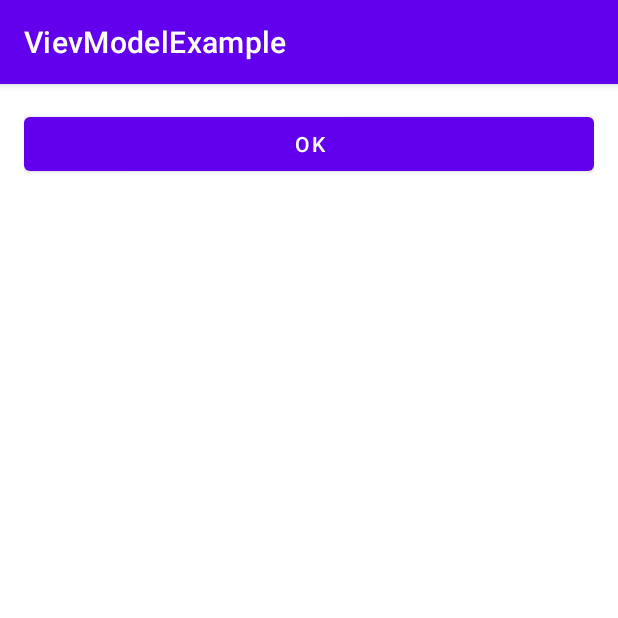
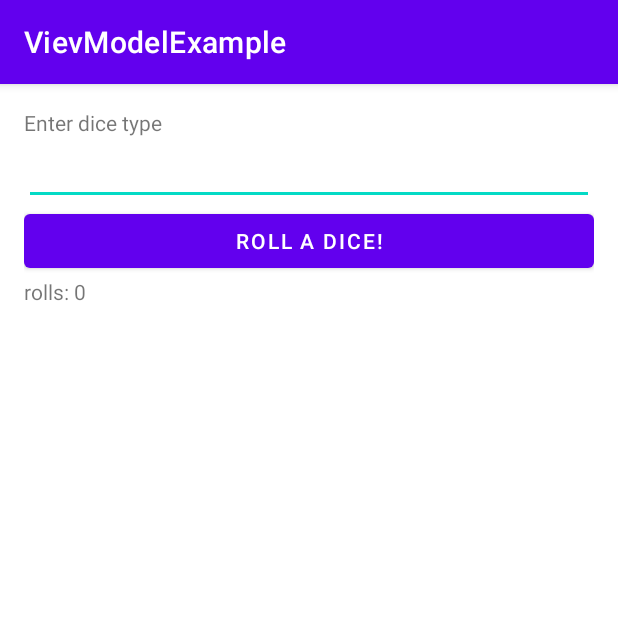
Before and after one commit to NdV66/AndroidJourney, an Android app: the screen it shows after launch (MainActivity), on a phone screen of 412 x 824 dp, the top half of it. Run offline under Robolectric (Android 15) with nearby library versions, the phone set to English and light mode, and no system bars.

Commit message:
model view - usage

```diff
--- a/VievModelExample/app/build.gradle
+++ b/VievModelExample/app/build.gradle
@@ -42,4 +42,5 @@ dependencies {
     androidTestImplementation 'androidx.test.espresso:espresso-core:3.4.0'
 
     implementation 'androidx.lifecycle:lifecycle-viewmodel-ktx:2.4.1'
+    implementation 'androidx.fragment:fragment-ktx:1.4.1'
 }
--- /dev/null
+++ b/VievModelExample/app/src/main/java/com/ndv/vievmodelexample/DiceViewModel.kt
@@ -0,0 +1,36 @@
+package com.ndv.vievmodelexample
+
+import android.util.Log
+import androidx.lifecycle.ViewModel
+
+private const val MIN_DICE = 1
+
+class DiceViewModel : ViewModel() {
+    init {
+        Log.d("DiceRoll", "DiceViewModel created!")
+    }
+
+    private var _rollResult = 0
+    private var _rollsCount = 0
+
+    val rollResult: Int
+        get() = _rollResult
+
+    val rollsCount: Int
+        get() = _rollsCount
+
+    fun rollDice(dice: Int) {
+        _rollResult =  (MIN_DICE until dice).random()
+        _rollsCount++
+    }
+
+    fun reinitializeData() {
+        _rollResult = 0
+        _rollsCount = 0
+    }
+
+    override fun onCleared() {
+        super.onCleared()
+        Log.d("DiceRoll", "DiceViewModel destroyed!")
+    }
+}
--- a/VievModelExample/app/src/main/java/com/ndv/vievmodelexample/MainActivity.kt
+++ b/VievModelExample/app/src/main/java/com/ndv/vievmodelexample/MainActivity.kt
@@ -1,11 +1,62 @@
 package com.ndv.vievmodelexample
 
+import android.os.Bundle
+import android.text.Editable
+import android.text.TextWatcher
+import android.widget.Button
+import android.widget.EditText
+import android.widget.TextView
+import androidx.activity.viewModels
 import androidx.appcompat.app.AppCompatActivity
-import android.os.Bundle
+import androidx.core.widget.addTextChangedListener
+import com.google.android.material.dialog.MaterialAlertDialogBuilder
 
 class MainActivity : AppCompatActivity() {
+    private lateinit var rollCountTextView: TextView
+    private lateinit var diceTypeEditText: EditText
+    private lateinit var rollDiceButton: Button
+    private val viewModel: DiceViewModel by viewModels()
+
     override fun onCreate(savedInstanceState: Bundle?) {
         super.onCreate(savedInstanceState)
         setContentView(R.layout.activity_main)
+
+        rollCountTextView = findViewById(R.id.rollsCount)
+        diceTypeEditText = findViewById(R.id.diceType)
+        rollDiceButton = findViewById(R.id.actionButton)
+
+        setupRollDiceButton()
+        setupRollsCount()
+    }
+
+    private fun setupRollDiceButton() {
+        rollDiceButton.setOnClickListener {
+            val dice = diceTypeEditText.text.toString()
+
+            if (dice == "") {
+                diceTypeEditText.error = getString(R.string.emptyError)
+            } else {
+                viewModel.rollDice(dice.toInt())
+                viewModel.rollResult.toString()
+
+                setupRollsCount()
+                showResultRollDialog()
+            }
+        }
+    }
+
+    private fun setupRollsCount() {
+        rollCountTextView.text = getString(R.string.rollsCount, viewModel.rollsCount)
+    }
+
+    private fun showResultRollDialog() {
+        MaterialAlertDialogBuilder(this)
+            .setTitle(getString(R.string.alert_title))
+            .setMessage(getString(R.string.alert_message, viewModel.rollResult))
+            .setCancelable(false)
+            .setPositiveButton(getString(R.string.ok)) { dialog, _ ->
+                dialog.dismiss()
+            }
+            .show()
     }
 }
--- a/VievModelExample/app/src/main/res/layout/activity_main.xml
+++ b/VievModelExample/app/src/main/res/layout/activity_main.xml
@@ -1,16 +1,33 @@
 <?xml version="1.0" encoding="utf-8"?>
 <LinearLayout xmlns:android="http://schemas.android.com/apk/res/android"
-    xmlns:app="http://schemas.android.com/apk/res-auto"
     xmlns:tools="http://schemas.android.com/tools"
     android:layout_width="match_parent"
     android:layout_height="match_parent"
+    android:layout_margin="16dp"
     android:orientation="vertical"
-    android:layout_margin="16dp"
-    tools:context=".MainActivity" >
+    tools:context=".MainActivity">
+
+    <TextView
+        android:layout_width="match_parent"
+        android:layout_height="wrap_content"
+        android:text="@string/dice_info" />
+
+    <EditText
+        android:id="@+id/diceType"
+        android:layout_width="match_parent"
+        android:layout_height="wrap_content"
+        android:ems="10"
+        android:inputType="number" />
 
     <Button
         android:id="@+id/actionButton"
         android:layout_width="match_parent"
         android:layout_height="wrap_content"
         android:text="@string/action" />
+
+    <TextView
+        android:id="@+id/rollsCount"
+        android:layout_width="match_parent"
+        android:layout_height="wrap_content" />
+
 </LinearLayout>
--- a/VievModelExample/app/src/main/res/values/strings.xml
+++ b/VievModelExample/app/src/main/res/values/strings.xml
@@ -1,6 +1,12 @@
 <resources>
     <string name="app_name">VievModelExample</string>
 
-    <string name="name">Name</string>
-    <string name="action">ok</string>
+    <string name="dice_info">Enter dice type</string>
+    <string name="action">Roll a dice!</string>
+    <string name="alert_title">Dice was rolled!</string>
+    <string name="alert_message">Roll: %1$d</string>
+
+    <string name="ok">ok</string>
+    <string name="rollsCount">rolls: %1$d</string>
+    <string name="emptyError">Field cannot be empty</string>
 </resources>
```
Also changed, not shown: VievModelExample/app/src/main/java/com/ndv/vievmodelexample/PersonViewModel.kt (deleted, +0 -7 lines).
